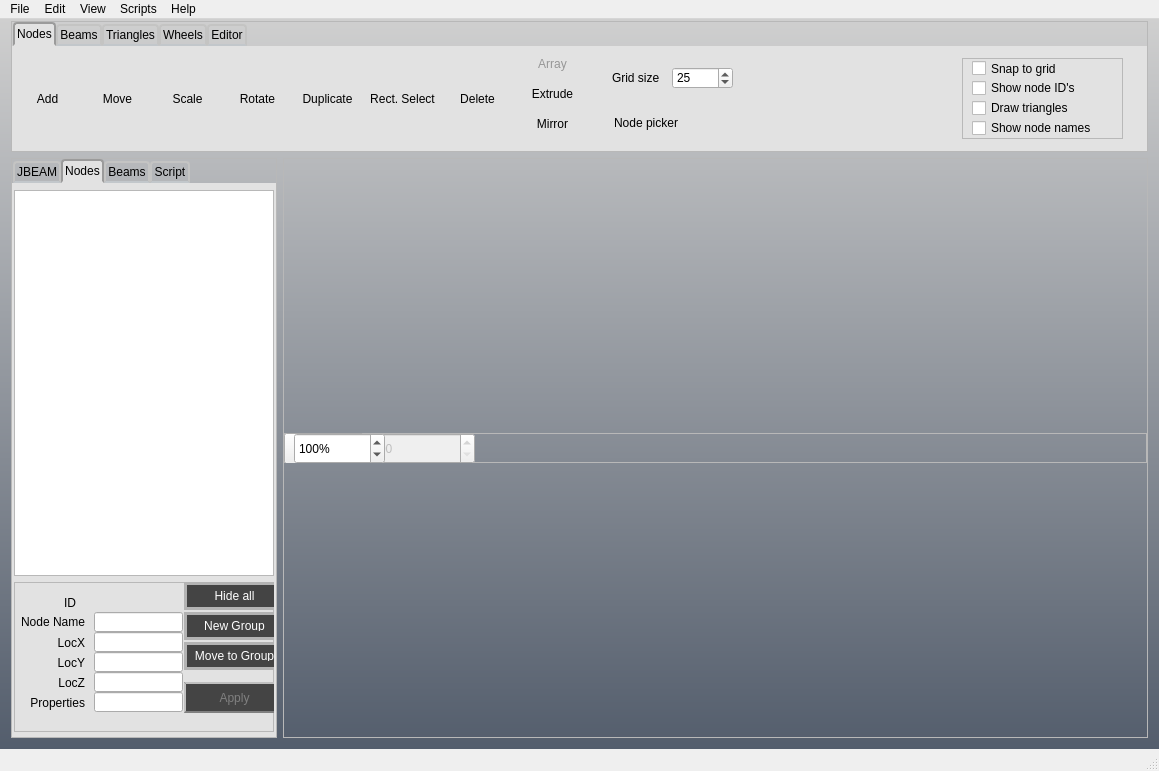
First picture: the form in source/mainwindow.ui, repository RORMasa/NodeBeamEditor, before the edit.
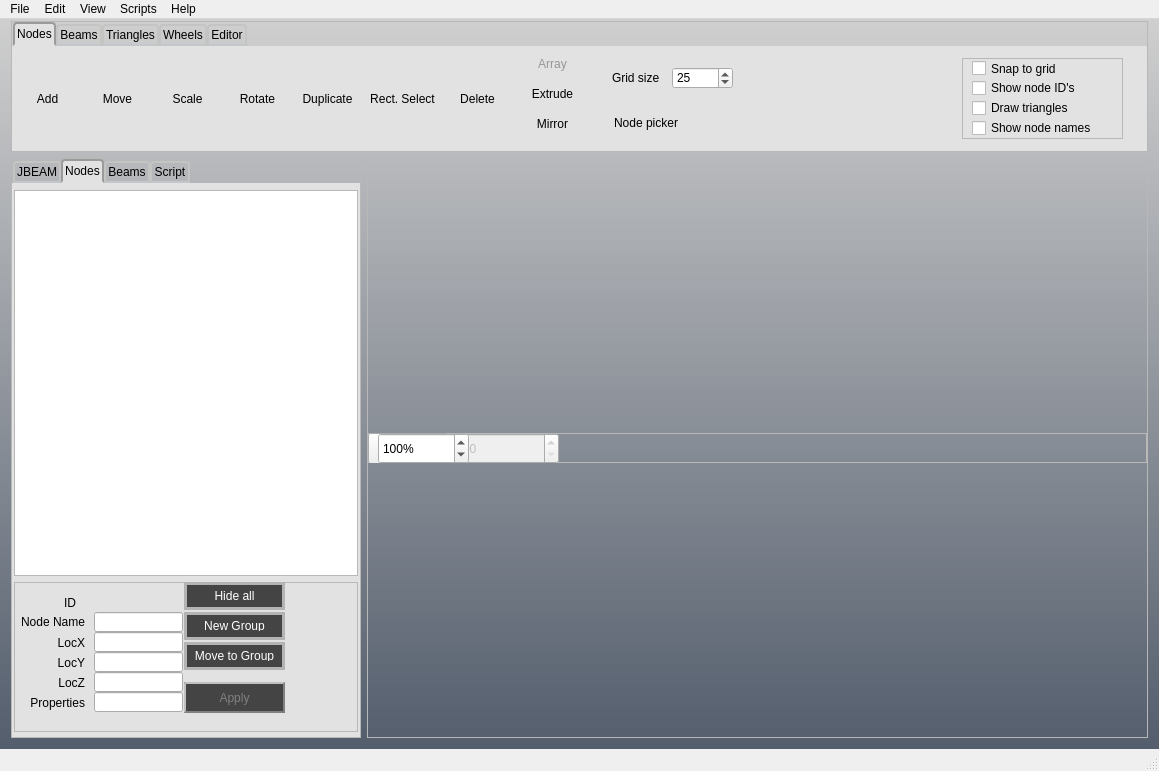
Second picture: the form after the edit. The open tabs and pages were chosen to show the change. Icons and pictures are not drawn.

Patch:
```diff
--- a/source/mainwindow.ui
+++ b/source/mainwindow.ui
@@ -1863,7 +1863,7 @@
         </property>
         <property name="minimumSize">
          <size>
-          <width>255</width>
+          <width>350</width>
           <height>400</height>
          </size>
         </property>
```
Left out of the diff: 2 changed lines with no effect on the pictures.
